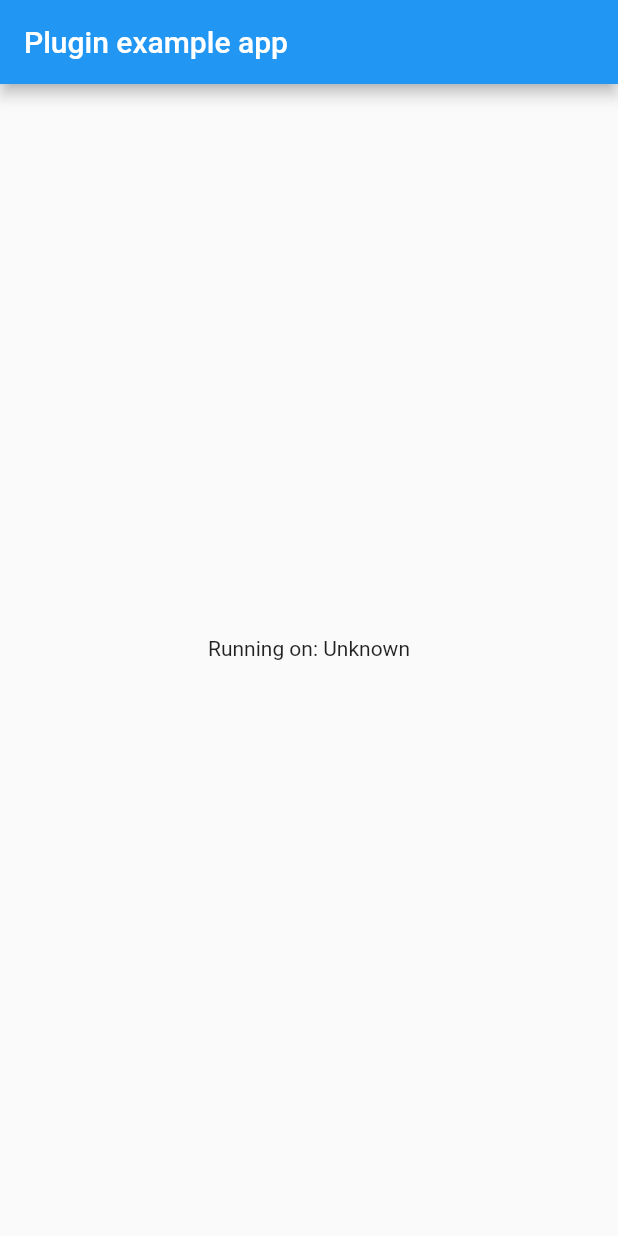
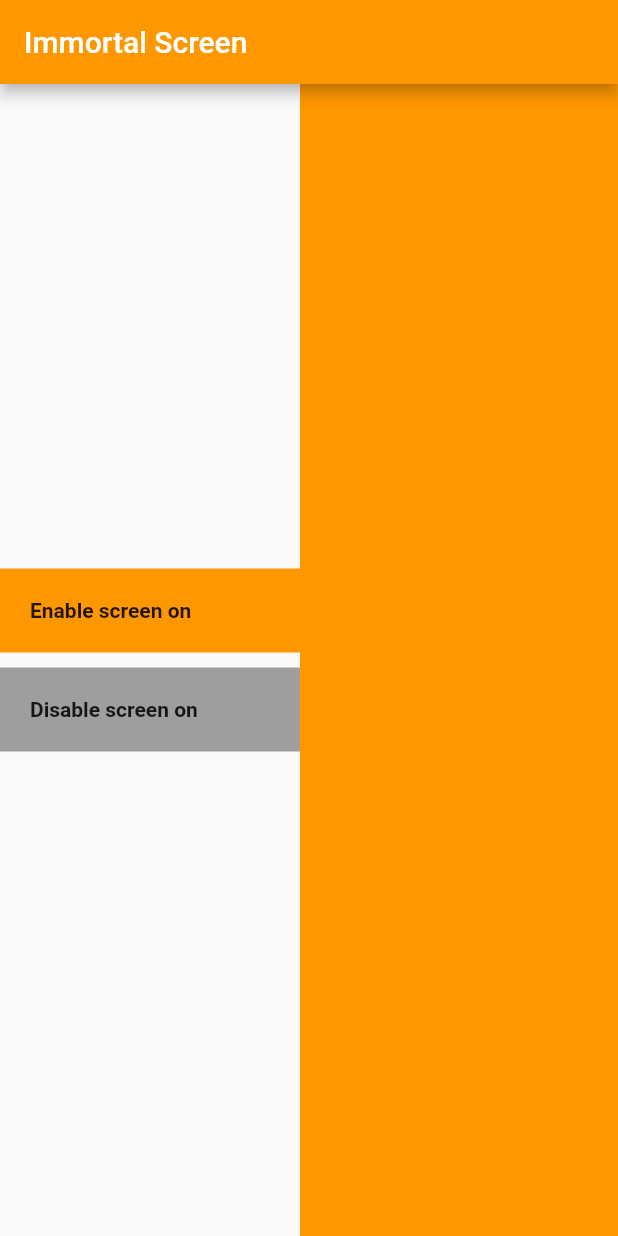
Before and after one commit to xuanlocle/immortalscreen, a Flutter app: the screen it shows after launch, on a phone screen of 412 x 824 dp. Run offline on Flutter 3.47's test engine with Material 2 defaults, Android fonts, the phone set to English and light mode, and no system bars; our stand-ins replace rxdart.

Commit message:
finish plugin android

```diff
--- a/example/lib/main.dart
+++ b/example/lib/main.dart
@@ -1,8 +1,7 @@
 import 'package:flutter/material.dart';
 import 'dart:async';
-
-import 'package:flutter/services.dart';
 import 'package:immortalscreen/immortalscreen.dart';
+import 'package:rxdart/subjects.dart';
 
 void main() => runApp(MyApp());
 
@@ -12,45 +11,77 @@ class MyApp extends StatefulWidget {
 }
 
 class _MyAppState extends State<MyApp> {
-  String _platformVersion = 'Unknown';
+  StreamController<bool> controllerScreenOn = BehaviorSubject();
 
   @override
   void initState() {
     super.initState();
-    initPlatformState();
+    controllerScreenOn = new StreamController();
+    Immortalscreen.setScreenAlwaysOn;
   }
 
-  // Platform messages are asynchronous, so we initialize in an async method.
-  Future<void> initPlatformState() async {
-    String platformVersion;
-    // Platform messages may fail, so we use a try/catch PlatformException.
-    try {
-      platformVersion = await Immortalscreen.platformVersion;
-    } on PlatformException {
-      platformVersion = 'Failed to get platform version.';
-    }
-
-    // If the widget was removed from the tree while the asynchronous platform
-    // message was in flight, we want to discard the reply rather than calling
-    // setState to update our non-existent appearance.
-    if (!mounted) return;
-
-    setState(() {
-      _platformVersion = platformVersion;
-    });
+  @override
+  void dispose() {
+    super.dispose();
+    controllerScreenOn.close();
   }
 
   @override
   Widget build(BuildContext context) {
     return MaterialApp(
-      home: Scaffold(
-        appBar: AppBar(
-          title: const Text('Plugin example app'),
-        ),
-        body: Center(
-          child: Text('Running on: $_platformVersion\n'),
-        ),
-      ),
-    );
+        home: Scaffold(
+            appBar: AppBar(
+              backgroundColor: Colors.orange,
+              title: Text('Immortal Screen'),
+            ),
+            body: Stack(children: <Widget>[
+              Positioned(
+                  left: 200,
+                  top: 0,
+                  right: 0,
+                  bottom: 0,
+                  child: StreamBuilder(
+                      stream: controllerScreenOn.stream,
+                      builder: (context, snapshot) {
+                        bool status = true;
+                        if (snapshot.hasData) status = snapshot.data;
+                        return Container(
+                            color: status ? Colors.orange : Colors.grey);
+                      })),
+              Container(
+                  alignment: Alignment.center,
+                  child:
+                      Column(mainAxisSize: MainAxisSize.min, children: <Widget>[
+                    Ink(
+                        color: Colors.orange,
+                        width: double.infinity,
+                        child: InkWell(
+                            splashColor: Colors.orangeAccent,
+                            onTap: () {
+                              Immortalscreen.setScreenAlwaysOn;
+                              controllerScreenOn.add(true);
+                            },
+                            child: Container(
+                                width: double.infinity,
+                                padding: EdgeInsets.all(20.0),
+                                child: Text("Enable screen on",
+                                    style: TextStyle(
+                                        fontWeight: FontWeight.bold))))),
+                    SizedBox(height: 10.0),
+                    Ink(
+                        color: Colors.grey,
+                        width: double.infinity,
+                        child: InkWell(
+                            onTap: () {
+                              Immortalscreen.resetScreenAlwaysOn;
+                              controllerScreenOn.add(false);
+                            },
+                            child: Container(
+                                padding: EdgeInsets.all(20.0),
+                                child: Text("Disable screen on",
+                                    style: TextStyle(
+                                        fontWeight: FontWeight.bold)))))
+                  ]))
+            ])));
   }
 }
--- a/example/pubspec.yaml
+++ b/example/pubspec.yaml
@@ -12,7 +12,7 @@ dependencies:
   # The following adds the Cupertino Icons font to your application.
   # Use with the CupertinoIcons class for iOS style icons.
   cupertino_icons: ^0.1.2
-
+  rxdart: any
 dev_dependencies:
   flutter_test:
     sdk: flutter
--- a/lib/immortalscreen.dart
+++ b/lib/immortalscreen.dart
@@ -3,11 +3,18 @@ import 'dart:async';
 import 'package:flutter/services.dart';
 
 class Immortalscreen {
-  static const MethodChannel _channel =
-      const MethodChannel('immortalscreen');
+  static const MethodChannel _channel = const MethodChannel('immortalscreen');
 
-  static Future<String> get platformVersion async {
-    final String version = await _channel.invokeMethod('getPlatformVersion');
-    return version;
+  static final String SET_SCREEN_ALWAYS_ON = "SET_SCREEN_ALWAYS_ON";
+  static final String REMOVE_SCREEN_ALWAYS_ON = "REMOVE_SCREEN_ALWAYS_ON";
+
+  static Future<bool> get setScreenAlwaysOn async {
+    final bool status = await _channel.invokeMethod(SET_SCREEN_ALWAYS_ON);
+    return status;
+  }
+
+  static Future<bool> get resetScreenAlwaysOn async {
+    final bool status = await _channel.invokeMethod(REMOVE_SCREEN_ALWAYS_ON);
+    return status;
   }
 }
--- a/pubspec.yaml
+++ b/pubspec.yaml
@@ -19,4 +19,4 @@ dev_dependencies:
 flutter:
   plugin:
     androidPackage: com.xuanlocle.immortalscreen
-    pluginClass: ImmortalscreenPugin
+    pluginClass: ImmortalScreenPlugin
```
Also changed, not shown: example/pubspec.lock, 2 other files.
